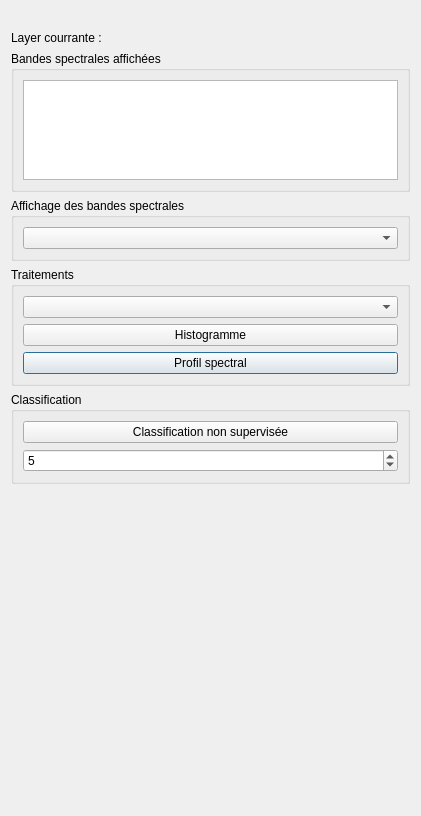
Old version of the form ui_qgiseducation.ui in the repository CS-SI/TerreImage.
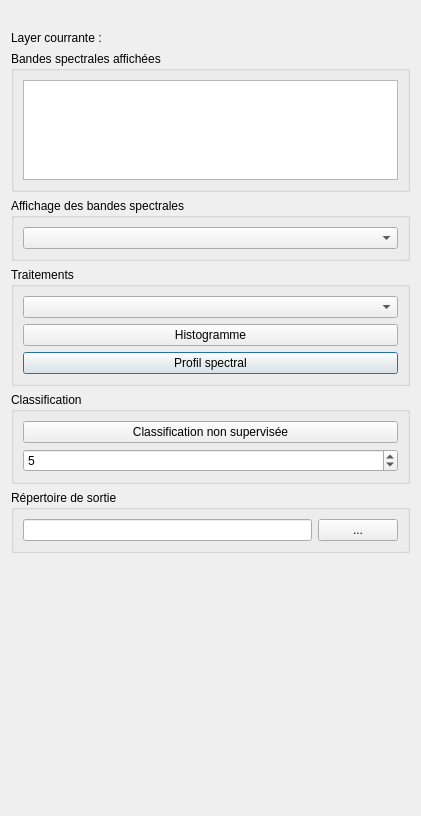
New version of the form.

Commit message: ajout de la possibilite de changer le repertoire de travail

The edit to the form file:
```diff
--- a/ui_qgiseducation.ui
+++ b/ui_qgiseducation.ui
@@ -120,6 +120,25 @@
      </layout>
     </widget>
    </item>
+   <item>
+    <widget class="QGroupBox" name="groupBox">
+     <property name="title">
+      <string>Répertoire de sortie</string>
+     </property>
+     <layout class="QHBoxLayout" name="horizontalLayout">
+      <item>
+       <widget class="QLineEdit" name="lineEdit_working_dir"/>
+      </item>
+      <item>
+       <widget class="QPushButton" name="pushButton_working_dir">
+        <property name="text">
+         <string>...</string>
+        </property>
+       </widget>
+      </item>
+     </layout>
+    </widget>
+   </item>
    <item>
     <spacer name="verticalSpacer">
      <property name="orientation">
```
Left out of the diff: 2 changed lines with no effect on the pictures. The commit also changes 2 other files.
